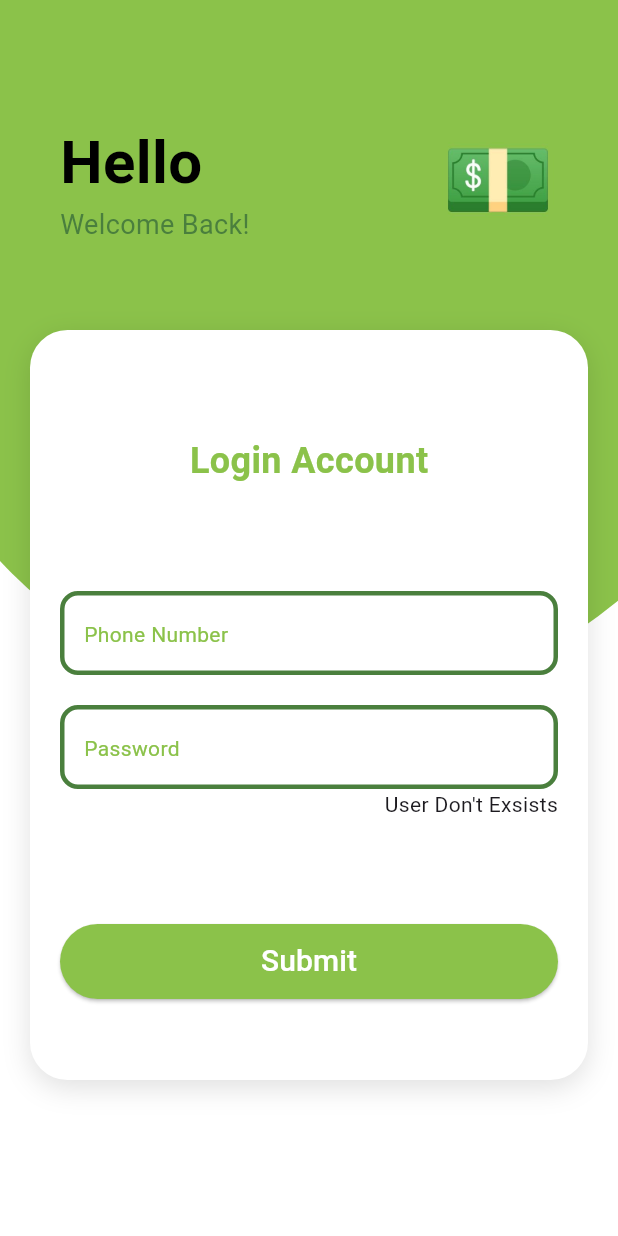
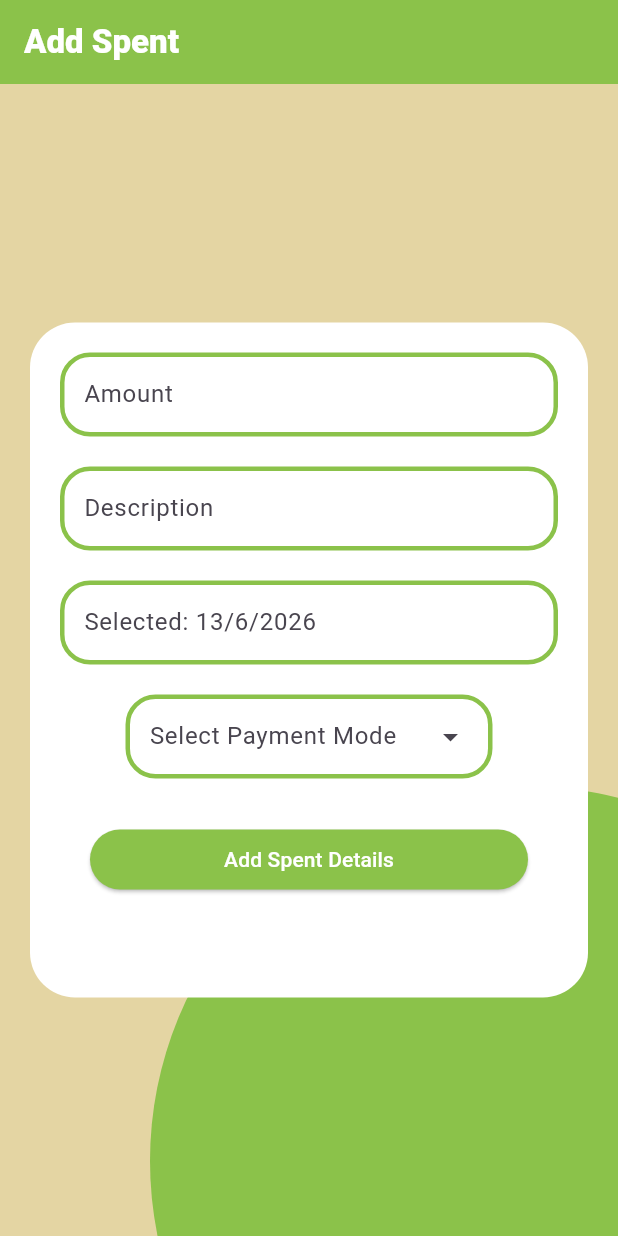
Before and after one commit to VishalNakum1210/FinTrack, a Flutter app: the screen it shows after launch, on a phone screen of 412 x 824 dp. Run offline on Flutter 3.47's test engine with Material 3 defaults, Android fonts, the phone set to English and light mode, and no system bars; our stand-ins replace firebase_core, firebase_database, fluttertoast, shared_preferences; accounts and stored records are empty.

Commit message:
Adding NavBar, AddSpend Page and Fix some page code

```diff
--- a/lib/authantication/login_page.dart
+++ b/lib/authantication/login_page.dart
@@ -1,5 +1,5 @@
 import 'package:account/authantication/registration_page.dart';
-import 'package:account/user_pages/main_page.dart';
+import 'package:account/nav_bar.dart';
 import 'package:firebase_database/firebase_database.dart';
 import 'package:flutter/material.dart';
 import 'package:fluttertoast/fluttertoast.dart';
@@ -44,9 +44,10 @@ class _LoginPageState extends State<LoginPage> {
         if (password_user == values["password"]) {
           Fluttertoast.showToast(msg: "Login successfully");
           await Save_data(values["name"], phone_number, values["email"]);
+          await Check_details();
           Navigator.pushReplacement(
             context,
-            MaterialPageRoute(builder: (context) => UserMainPage()),
+            MaterialPageRoute(builder: (context) => NavPageSelector()),
           );
         } else {
           Fluttertoast.showToast(msg: "Wrong Password !!!");
@@ -70,6 +71,10 @@ class _LoginPageState extends State<LoginPage> {
     await sp.setString("username", username);
     await sp.setString("phone_number", phone_number);
     await sp.setString("email", email);
+  }
+  Future<void> Check_details () async {
+    SharedPreferences sp = await SharedPreferences.getInstance();
+    Fluttertoast.showToast(msg: "${sp.getString("phone_number")}");
   }
 
   @override
--- a/lib/main.dart
+++ b/lib/main.dart
@@ -1,3 +1,5 @@
+import 'package:account/nav_bar.dart';
+import 'package:account/user_pages/add_spent.dart';
 import 'package:flutter/material.dart';
 import 'package:firebase_core/firebase_core.dart';
 import 'firebase_options.dart';
@@ -21,7 +23,7 @@ class MyApp extends StatelessWidget {
     return MaterialApp(
       title: "Account",
       debugShowCheckedModeBanner: false,
-      home: SplashPage(),
+      home: AddSpent(),
     );
   }
 }
--- a/lib/splash/splash_page.dart
+++ b/lib/splash/splash_page.dart
@@ -1,5 +1,5 @@
 import 'package:account/authantication/login_page.dart';
-import 'package:account/user_pages/main_page.dart';
+import 'package:account/nav_bar.dart';
 import 'package:flutter/material.dart';
 import 'package:shared_preferences/shared_preferences.dart';
 
@@ -15,7 +15,7 @@ class _splash_Page extends State<SplashPage> {
     if (phoneNumber != null && phoneNumber.isNotEmpty) {
       Navigator.pushReplacement(
         context,
-        MaterialPageRoute(builder: (context) => UserMainPage()),
+        MaterialPageRoute(builder: (context) => NavPageSelector()),
       );
     } else {
       Navigator.pushReplacement(
--- /dev/null
+++ b/lib/user_pages/add_spent.dart
@@ -0,0 +1,215 @@
+import 'package:flutter/material.dart';
+
+class AddSpent extends StatefulWidget {
+  @override
+  State<AddSpent> createState() => _addSpent();
+}
+
+class _addSpent extends State<AddSpent> {
+  TextEditingController Camount = TextEditingController();
+  TextEditingController Cdescription = TextEditingController();
+
+  DateTime selectedDate = DateTime.now();
+
+  List<String> PaymentMode = [
+    "Spent Online",
+    "Spent Cash",
+    "Spent Online For ADA",
+    "Spent Cash For ADA",
+  ];
+
+  String selectedMode = "Select Payment mode";
+
+  Future<void> pickDate() async {
+    DateTime? picked = await showDatePicker(
+      context: context,
+      initialDate: DateTime.now(),
+      firstDate: DateTime(2000),
+      lastDate: DateTime(2100),
+    );
+
+    if (picked != null) {
+      setState(() {
+        selectedDate = picked;
+      });
+    }
+  }
+
+  void getAllDetails () {
+    String Amount = Camount.text;
+    String Description = Cdescription.text;
+    print("Amount : $Amount\nDescription : $Description\nSelected payment : $selectedMode\nselected date : ${selectedDate.day}/${selectedDate.month}/${selectedDate.year}");
+  }
+
+  @override
+  Widget build(BuildContext context) {
+    return Scaffold(
+      appBar: AppBar(
+        title: Text(
+          "Add Spent",
+          style: TextStyle(color: Colors.white, fontWeight: FontWeight(800)),
+        ),
+        iconTheme: IconThemeData(color: Colors.white),
+        backgroundColor: Color(0xFF8BC24A),
+      ),
+      body: Stack(
+        children: [
+          Container(color: Color(0xFFE4D5A3)),
+          Positioned(
+            bottom: -200,
+            child: Container(
+              height: 500,
+              width: 700,
+              decoration: BoxDecoration(
+                color: Color(0xff8BC24A),
+                shape: BoxShape.circle,
+              ),
+            ),
+          ),
+          Positioned(
+            child: Center(
+              child: Container(
+                height: 450,
+                margin: EdgeInsets.symmetric(horizontal: 20),
+                decoration: BoxDecoration(
+                  color: Colors.white,
+                  borderRadius: BorderRadius.circular(30),
+                ),
+
+                child: Column(
+                  children: [
+                    Container(
+                      margin: EdgeInsets.only(right: 20, left: 20, top: 20),
+                      child: TextField(
+                        controller: Camount,
+                        keyboardType: TextInputType.number,
+                        decoration: InputDecoration(
+                          hintText: "Amount",
+                          enabledBorder: OutlineInputBorder(
+                            borderSide: BorderSide(
+                              width: 3,
+                              color: Color(0xFF8BC24A),
+                            ),
+                            borderRadius: BorderRadius.circular(20),
+                          ),
+                          focusedBorder: OutlineInputBorder(
+                            borderSide: BorderSide(
+                              width: 3,
+                              color: Color(0xFF8BC24A),
+                            ),
+                            borderRadius: BorderRadius.circular(20),
+                          ),
+                        ),
+                      ),
+                    ),
+
+                    Container(
+                      margin: EdgeInsets.only(right: 20, left: 20, top: 20),
+                      child: TextField(
+                        controller: Cdescription,
+                        decoration: InputDecoration(
+                          hintText: "Description",
+                          enabledBorder: OutlineInputBorder(
+                            borderSide: BorderSide(
+                              width: 3,
+                              color: Color(0xFF8BC24A),
+                            ),
+                            borderRadius: BorderRadius.circular(20),
+                          ),
+                          focusedBorder: OutlineInputBorder(
+                            borderSide: BorderSide(
+                              width: 3,
+                              color: Color(0xFF8BC24A),
+                            ),
+                            borderRadius: BorderRadius.circular(20),
+                          ),
+                        ),
+                      ),
+                    ),
+
+                    Container(
+                      margin: EdgeInsets.only(right: 20, left: 20, top: 20),
+                      child: TextField(
+                        readOnly: true,
+                        decoration: InputDecoration(
+                          hintText:
+                              "Selected: ${selectedDate.day}/${selectedDate.month}/${selectedDate.year}",
+                          enabledBorder: OutlineInputBorder(
+                            borderSide: BorderSide(
+                              width: 3,
+                              color: Color(0xFF8BC24A),
+                            ),
+                            borderRadius: BorderRadius.circular(20),
+                          ),
+                          focusedBorder: OutlineInputBorder(
+                            borderSide: BorderSide(
+                              width: 3,
+                              color: Color(0xFF8BC24A),
+                            ),
+                            borderRadius: BorderRadius.circular(20),
+                          ),
+                        ),
+                        onTap: () => pickDate(),
+                      ),
+                    ),
+
+                    Container(
+                      margin: EdgeInsets.only(right: 20, left: 20, top: 20),
+                      child: DropdownMenu<String>(
+                        initialSelection: selectedMode,
+                        label: const Text("Select Payment Mode"),
+                        dropdownMenuEntries: PaymentMode.map(
+                          (item) => DropdownMenuEntry(value: item, label: item),
+                        ).toList(),
+
+                        onSelected: (value) {
+                          setState(() {
+                            selectedMode = value!;
+                          });
+                        },
+
+                        inputDecorationTheme: InputDecorationTheme(
+                          enabledBorder: OutlineInputBorder(
+                            borderSide: BorderSide(
+                              width: 3,
+                              color: Color(0xFF8BC24A),
+                            ),
+                            borderRadius: BorderRadius.circular(20),
+                          ),
+                          focusedBorder: OutlineInputBorder(
+                            borderSide: BorderSide(
+                              width: 3,
+                              color: Color(0xFF8BC24A),
+                            ),
+                            borderRadius: BorderRadius.circular(20),
+                          ),
+                        ),
+                      ),
+                    ),
+
+                    Container(
+                      width: double.infinity,
+                      margin: EdgeInsets.only(left: 40, right: 40, top: 30),
+                      child: ElevatedButton(
+                        onPressed: () {
+                          getAllDetails();
+                        },
+                        child: Text(
+                          "Add Spent Details",
+                          style: TextStyle(color: Colors.white),
+                        ),
+                        style: ElevatedButton.styleFrom(
+                          backgroundColor: Color(0xFF8BC24A),
+                        ),
+                      ),
+                    ),
+                  ],
+                ),
+              ),
+            ),
+          ),
+        ],
+      ),
+    );
+  }
+}
```
Also changed, not shown: lib/nav_bar.dart (added, +91 -0 lines), lib/user_pages/main_page.dart (+35 -33 lines).
